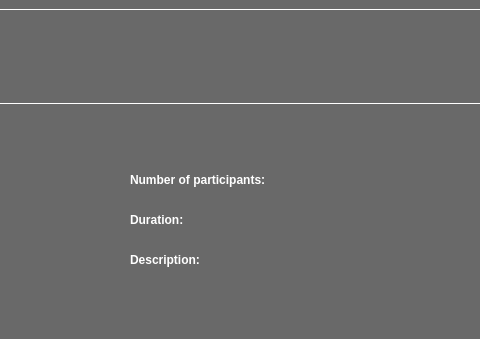
First picture: the form in training_details.ui, repository yjia28tan/Staff-Training-Tracking-System-STTS-, before the edit; both pictures show x 525 to 1005 and y 0 to 339 of the 1280 by 720 pixel window.
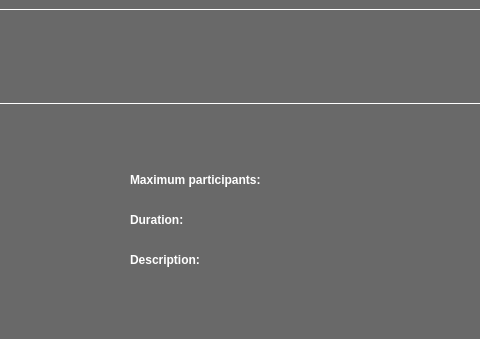
Second picture: the form after the edit. Icons and pictures are not drawn.

Diff of the .ui file:
```diff
--- a/training_details.ui
+++ b/training_details.ui
@@ -813,7 +813,7 @@
 border: none;</string>
        </property>
        <property name="text">
-        <string>Number of participants:</string>
+        <string>Maximum participants:</string>
        </property>
       </widget>
       <widget class="QLabel" name="description_label">
```
